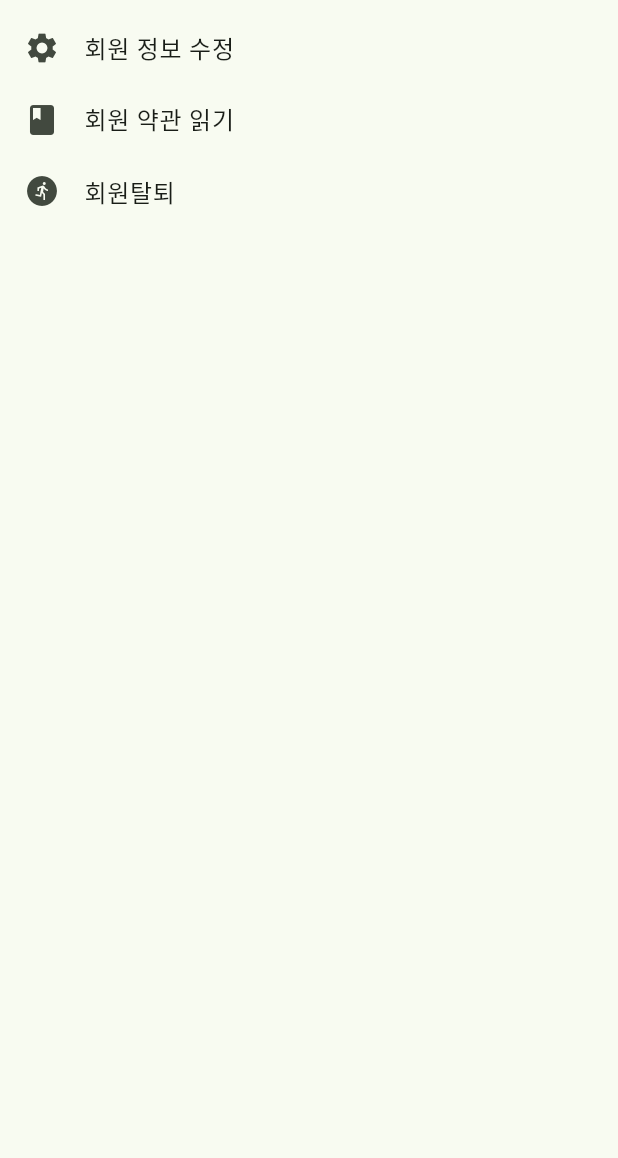
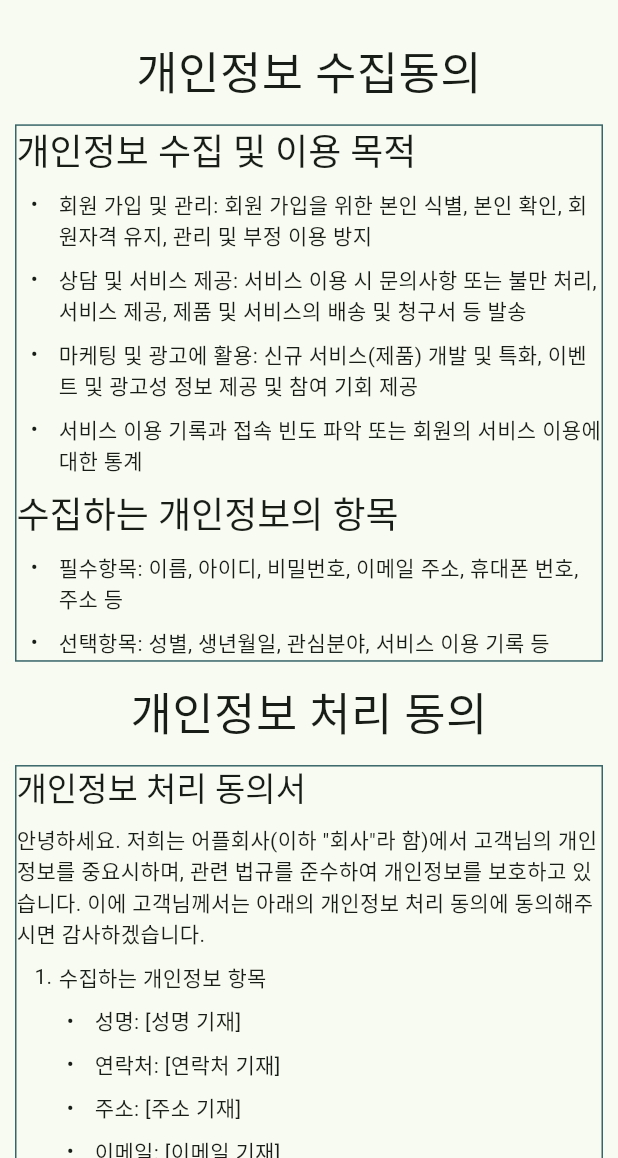
Before and after one commit to Oh-Kang94/Season3_Main-Project_Disabled-App, a Flutter app: the ChangeUser screen opened by its route, after a tap on "회원 약관 읽기", on a phone screen of 412 x 824 dp, the part 78-1236 px from its top. Run offline on Flutter 3.47's test engine with Material 2 defaults, Android fonts, the phone set to English and light mode, and no system bars; drawn by our look-alikes of flutter_markdown; our stand-ins replace animated_splash_screen, cloud_firestore, firebase_core, firebase_storage, flutter_dotenv, flutter_screenutil and 10 more; missing offline and left inert: jwt_decode, kakao_flutter_sdk_user, kpostal; accounts and stored records are empty; Roboto replaces fonts that are missing (NotoSansKR-Bold, NotoSansKR-Light, NotoSansKR-Regular); project files that could hold a hidden picture were left out.

Commit message:
add agreement page
commit #078

```diff
--- a/lib/components/agreement_view.dart
+++ b/lib/components/agreement_view.dart
@@ -1,20 +1,21 @@
 import 'package:flutter/material.dart';
 import 'package:flutter_markdown/flutter_markdown.dart';
-import 'package:flutter_screenutil/flutter_screenutil.dart';
 
 class AgreementViewWidget extends StatelessWidget {
   const AgreementViewWidget({
     super.key,
     required this.agreement,
+    required this.height,
   });
   final String agreement;
+  final double height;
 
   @override
   Widget build(BuildContext context) {
     return Container(
       decoration: BoxDecoration(
           border: Border.all(color: Theme.of(context).colorScheme.tertiary)),
-      height: 100.h,
+      height: height,
       child: SingleChildScrollView(
         child: Column(
           children: [MarkdownBody(data: agreement)],
--- /dev/null
+++ b/lib/view/drawer/agreement.dart
@@ -0,0 +1,46 @@
+import 'package:flutter/material.dart';
+import 'package:flutter_screenutil/flutter_screenutil.dart';
+import 'package:season3_team1_mainproject/view/appbar/myappbar.dart';
+
+import '../../components/agreement_view.dart';
+import '../../util/agreement.dart';
+
+class AgreementView extends StatelessWidget {
+  const AgreementView({super.key});
+
+  @override
+  Widget build(BuildContext context) {
+    return Scaffold(
+      appBar: const MyAppBar(),
+      body: SingleChildScrollView(
+        child: Center(
+          child: Padding(
+            padding: const EdgeInsets.all(10.0),
+            child: Column(children: [
+              SizedBox(height: 10.h),
+              const Text(
+                '개인정보 수집동의',
+                style: TextStyle(fontSize: 30, fontFamily: "NotoSansKR-Bold"),
+              ),
+              SizedBox(height: 10.h),
+              AgreementViewWidget(
+                agreement: Agreement.personalCollection,
+                height: 300.h,
+              ),
+              SizedBox(height: 10.h),
+              const Text(
+                '개인정보 처리 동의',
+                style: TextStyle(fontSize: 30, fontFamily: "NotoSansKR-Bold"),
+              ),
+              SizedBox(height: 10.h),
+              AgreementViewWidget(
+                agreement: Agreement.personalUseage,
+                height: 300.h,
+              ),
+            ]),
+          ),
+        ),
+      ),
+    );
+  }
+}
--- a/lib/view/register/change_user.dart
+++ b/lib/view/register/change_user.dart
@@ -1,17 +1,9 @@
 import 'package:flutter/material.dart';
 import 'package:flutter_screenutil/flutter_screenutil.dart';
+import 'package:get/get.dart';
 import 'package:season3_team1_mainproject/view/appbar/myappbar.dart';
 
-List<String> tilelist = [
-  "회원 정보 수정",
-  "회원 약관 읽기",
-  "회원탈퇴",
-];
-List<IconData> iconList = [
-  Icons.settings,
-  Icons.book,
-  Icons.run_circle,
-];
+import '../drawer/agreement.dart';
 
 class ChangeUser extends StatelessWidget {
   const ChangeUser({super.key});
@@ -21,21 +13,48 @@ class ChangeUser extends StatelessWidget {
     return Scaffold(
       appBar: const MyAppBar(),
       body: Center(
-        child: ListView.builder(
-            itemCount: tilelist.length,
-            itemExtent: 40.h,
-            itemBuilder: (context, index) {
-              return ListTile(
-                onTap: () {},
-                minVerticalPadding: 10.h,
-                leading: Icon(iconList[index]),
-                title: Text(
-                  tilelist[index],
-                  style: const TextStyle(fontFamily: "NotoSansKR-Bold"),
-                ),
-              );
-            }),
-      ),
+          child: Padding(
+        padding: const EdgeInsets.all(8.0),
+        child: Column(
+          children: [
+            ListTile(
+              onTap: () {},
+              minVerticalPadding: 10.h,
+              leading: const Icon(Icons.settings),
+              title: const Text(
+                "회원 정보 수정",
+                style: TextStyle(fontFamily: "NotoSansKR-Bold"),
+              ),
+            ),
+            ListTile(
+              onTap: () {
+                Get.to(
+                  const AgreementView(),
+                );
+              },
+              minVerticalPadding: 10.h,
+              leading: const Icon(
+                Icons.book,
+              ),
+              title: const Text(
+                "회원 약관 읽기",
+                style: TextStyle(fontFamily: "NotoSansKR-Bold"),
+              ),
+            ),
+            ListTile(
+              onTap: () {},
+              minVerticalPadding: 10.h,
+              leading: const Icon(
+                Icons.run_circle,
+              ),
+              title: const Text(
+                "회원탈퇴",
+                style: TextStyle(fontFamily: "NotoSansKR-Bold"),
+              ),
+            ),
+          ],
+        ),
+      )),
     );
   }
 }
--- a/lib/view/register/register.dart
+++ b/lib/view/register/register.dart
@@ -303,7 +303,8 @@ class RegisterUser extends StatelessWidget {
                             ],
                           ),
                           AgreementViewWidget(
-                              agreement: Agreement.personalCollection),
+                              agreement: Agreement.personalCollection,
+                              height: 100.h),
                           SizedBox(height: 10.h),
                           Row(
                             mainAxisAlignment: MainAxisAlignment.spaceBetween,
@@ -327,7 +328,9 @@ class RegisterUser extends StatelessWidget {
                           ),
                           SizedBox(height: 10.h),
                           AgreementViewWidget(
-                              agreement: Agreement.personalUseage),
+                            agreement: Agreement.personalUseage,
+                            height: 100.h,
+                          ),
                           SizedBox(height: 20.h),
                           ElevatedButton(
                             onPressed: () {
--- a/lib/vm/login_ctrl.dart
+++ b/lib/vm/login_ctrl.dart
@@ -34,7 +34,7 @@ class LoginController extends GetxService {
 
   @override
   void onInit() {
-    getSharedPreferences();
+    getSharedPreferences(userId.value);
     super.onInit();
   }
 
@@ -56,7 +56,7 @@ class LoginController extends GetxService {
           Get.snackbar('로그인 성공', '성공적으로 로그인 되었습니다.');
           isLogged.value = true;
           saveSharedPreferences();
-          getSharedPreferences();
+          getSharedPreferences(userId.value);
           getPic(idController.text);
           Get.off(const Home());
         } else {
@@ -150,7 +150,7 @@ class LoginController extends GetxService {
           getPic(userId.value);
           isLogged.value = true;
           saveSharedPreferences();
-          getSharedPreferences();
+          getSharedPreferences(userId.value);
           Get.offAll(const Home());
         } else {
           Get.defaultDialog(
@@ -246,7 +246,7 @@ class LoginController extends GetxService {
           Get.snackbar('로그인 성공', '성공적으로 로그인 되었습니다.');
           getPic(userId.value);
           saveSharedPreferences();
-          getSharedPreferences();
+          getSharedPreferences(userId.value);
           Get.offAll(const Home());
         } else {
           print("확인2");
@@ -343,13 +343,13 @@ class LoginController extends GetxService {
       print(e);
     }
     print(
-        "LOGIN SHAREDPREFERENCE: userid${userId.value} username${userName.value}");
+        "LOGIN SAVE SHAREDPREFERENCE: userid: ${userId.value} username: ${userName.value}");
   }
 
-  getSharedPreferences() async {
+  getSharedPreferences(String? savedUserId) async {
     try {
       SharedPreferences prefs = await SharedPreferences.getInstance();
-      String? savedUserId = prefs.getString('userId');
+      savedUserId = prefs.getString('userId');
       String? savedUserName = prefs.getString('userName');
       if (savedUserId != null && savedUserName != null) {
         userId.value = savedUserId;
@@ -358,6 +358,8 @@ class LoginController extends GetxService {
     } catch (e) {
       print(e);
     }
+    print(
+        "LOAD SHAREDPREFERENCE: userid: ${userId.value} username: ${userName.value}");
   }
 
   removeSharedPreferences() async {
```
